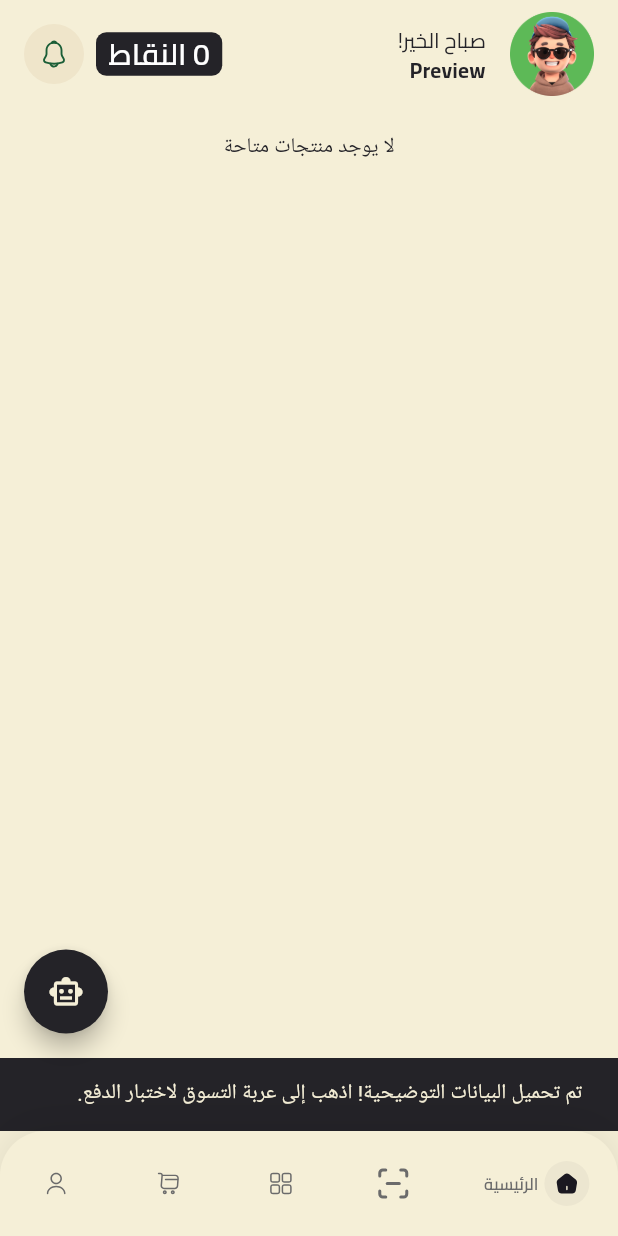
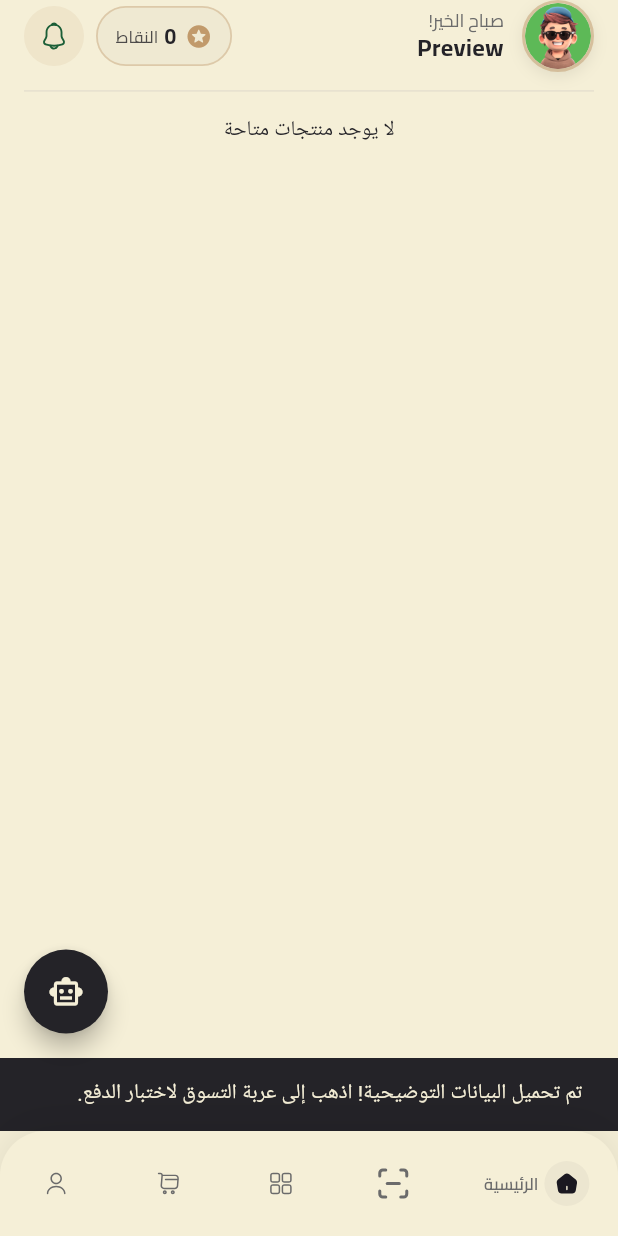
Before and after one commit to youssef336/CiC_final_project, a Flutter app: the MainView screen opened by its route, on a phone screen of 412 x 824 dp. Run offline on Flutter 3.47's test engine with Material 3 defaults, Android fonts, the phone set to English and light mode, and no system bars; our stand-ins replace bloc, cloud_firestore, dartz, dots_indicator, equatable, firebase_auth and 10 more; missing offline and left inert: flutter_facebook_auth, flutter_paypal_payment, tflite_flutter; accounts and stored records are empty.

Commit message:
Refactor app bar and home view layout for improved UI consistency and readability

```diff
--- a/lib/features/home/presentation/views/widgets/custom_app_bar_points.dart
+++ b/lib/features/home/presentation/views/widgets/custom_app_bar_points.dart
@@ -128,39 +128,61 @@ class _CustomappBarPointsState extends State<CustomappBarPoints>
     return ValueListenableBuilder<_PointsState>(
       valueListenable: _stateNotifier,
       builder: (context, state, _) {
-        return IntrinsicHeight(
-          child: Stack(
+        return Stack(
+          clipBehavior: Clip.none,
           children: [
             Container(
+              height: 40,
               decoration: BoxDecoration(
-                  color: isDark ? KaccentColor : KprimaryColor,
-                  borderRadius: BorderRadius.circular(7),
-                  border: isDark
-                      ? Border.all(
-                          color: KprimaryColorLight.withOpacity(0.5),
-                          width: 1,
-                        )
-                      : null,
+                color: isDark
+                    ? KaccentColor.withOpacity(0.15)
+                    : KprimaryColorLight.withOpacity(0.7),
+                borderRadius: BorderRadius.circular(20),
+                border: Border.all(
+                  color: KaccentColor.withOpacity(0.4),
+                  width: 1.2,
                 ),
-                padding: const EdgeInsets.symmetric(horizontal: 8),
-                child: Center(
-                  child: ScaleTransition(
+              ),
+              padding: const EdgeInsets.symmetric(horizontal: 12),
+              child: Row(
+                mainAxisSize: MainAxisSize.min,
+                mainAxisAlignment: MainAxisAlignment.center,
+                children: [
+                  const Icon(
+                    Icons.stars_rounded,
+                    color: KaccentColor,
+                    size: 18,
+                  ),
+                  const SizedBox(width: 6),
+                  ScaleTransition(
                     scale: _scaleAnimation,
                     child: Text(
-                      '${state.points} ${S.of(context)!.profileViewPoints}',
-                      style: AppTextStyles.cairoRegular.copyWith(
-                        color: isDark ? KprimaryColorDark : Colors.white,
-                        fontSize: 20,
-                        fontWeight: FontWeight.w600,
+                      '${state.points}',
+                      style: AppTextStyles.cairoBold.copyWith(
+                        color: isDark ? KdarkModeTextColor : KprimaryColor,
+                        fontSize: 14,
+                        height: 1.2,
                       ),
                     ),
                   ),
+                  const SizedBox(width: 4),
+                  Text(
+                    S.of(context)!.profileViewPoints,
+                    style: AppTextStyles.cairoMedium.copyWith(
+                      color: isDark
+                          ? KdarkModeTextSecondary
+                          : KprimaryColor.withOpacity(0.8),
+                      fontSize: 11,
+                      height: 1.2,
+                    ),
+                  ),
+                ],
               ),
             ),
             if (state.showFloating)
               Positioned(
                 right: 0,
-                  top: 0,
+                top: -12,
                 child: SlideTransition(
                   position: _floatAnimation,
                   child: Container(
@@ -176,15 +198,15 @@ class _CustomappBarPointsState extends State<CustomappBarPoints>
                       '+${state.increasedPoints}',
                       style: AppTextStyles.cairoRegular.copyWith(
                         color: Colors.white,
-                          fontSize: 14,
+                        fontSize: 12,
                         fontWeight: FontWeight.bold,
+                        height: 1.2,
                       ),
                     ),
                   ),
                 ),
               ),
           ],
-          ),
         );
       },
     );
--- a/lib/features/home/presentation/views/widgets/custom_home_appbar.dart
+++ b/lib/features/home/presentation/views/widgets/custom_home_appbar.dart
@@ -1,6 +1,6 @@
 // ignore_for_file: camel_case_types
-
 // ignore_for_file: unchecked_use_of_nullable_value
+// ignore_for_file: deprecated_member_use
 
 import 'package:flutter/material.dart';
 import 'package:flutter_bloc/flutter_bloc.dart';
@@ -35,26 +35,83 @@ class CustomHomeAppBar_body extends StatelessWidget {
   @override
   Widget build(BuildContext context) {
     String avatar = Prefs.getString(Kavatar);
-    return ListTile(
-      contentPadding: const EdgeInsets.all(0),
-      leading: BlocBuilder<AvatarCubit, AvatarState>(
+    final isDark = Theme.of(context).brightness == Brightness.dark;
+
+    return Row(
+      children: [
+        // Left side: User Avatar and Info
+        Expanded(
+          child: Row(
+            children: [
+              // Avatar with circular clip, border, and shadow
+              Container(
+                width: 48,
+                height: 48,
+                decoration: BoxDecoration(
+                  shape: BoxShape.circle,
+                  border: Border.all(
+                    color: KaccentColor.withOpacity(0.5),
+                    width: 2,
+                  ),
+                  boxShadow: [
+                    BoxShadow(
+                      color: Colors.black.withOpacity(0.08),
+                      blurRadius: 8,
+                      offset: const Offset(0, 3),
+                    ),
+                  ],
+                ),
+                child: ClipOval(
+                  child: BlocBuilder<AvatarCubit, AvatarState>(
                     builder: (context, state) {
                       if (state is ChangeAvatar) {
                         avatar = state.avatar;
                       }
                       return Image.asset(
-            avatar.isEmpty ? AssetsData.light().images.Avatar_1_png : avatar,
+                        avatar.isEmpty
+                            ? AssetsData.light().images.Avatar_1_png
+                            : avatar,
+                        fit: BoxFit.cover,
                       );
                     },
                   ),
-      title: Text(
+                ),
+              ),
+              const SizedBox(width: 12),
+              // User greeting and name
+              Expanded(
+                child: Column(
+                  crossAxisAlignment: CrossAxisAlignment.start,
+                  mainAxisSize: MainAxisSize.min,
+                  children: [
+                    Text(
                       S.of(context)!.homeViewWelcomeAppbar,
                       style: AppTextStyles.cairoRegular.copyWith(
-          color: Theme.of(context).textTheme.bodyMedium?.color ?? Colors.grey,
+                        color: isDark ? KdarkModeTextSecondary : KlightModeTextSecondary,
+                        fontSize: 12,
+                        height: 1.1,
                       ),
                     ),
-      subtitle: Text(getUser().name, style: AppTextStyles.cairoBold),
-      trailing: Row(
+                    const SizedBox(height: 2),
+                    Text(
+                      getUser().name,
+                      style: AppTextStyles.cairoBold.copyWith(
+                        color: isDark ? KdarkModeTextColor : KlightModeTextColor,
+                        fontSize: 16,
+                        height: 1.2,
+                      ),
+                      maxLines: 1,
+                      overflow: TextOverflow.ellipsis,
+                    ),
+                  ],
+                ),
+              ),
+            ],
+          ),
+        ),
+        const SizedBox(width: 12),
+        // Right side: Points and Notification widgets
+        Row(
           mainAxisSize: MainAxisSize.min,
           children: [
             const CustomappBarPoints(),
@@ -65,6 +122,7 @@ class CustomHomeAppBar_body extends StatelessWidget {
             ),
           ],
         ),
+      ],
     );
   }
 }
--- a/lib/features/home/presentation/views/widgets/home_view_body.dart
+++ b/lib/features/home/presentation/views/widgets/home_view_body.dart
@@ -1,3 +1,5 @@
+// ignore_for_file: deprecated_member_use, unused_element
+
 import 'package:flutter/material.dart';
 import 'package:flutter_bloc/flutter_bloc.dart';
 import 'package:mysterybag/core/entities/product_entity.dart';
@@ -130,7 +132,15 @@ class _HomeViewBodyState extends State<HomeViewBody> {
             child: Column(
               children: [
                 const CustomHomeAppBar(),
-                const SizedBox(height: KTopPadding),
+                const SizedBox(height: 12),
+                Divider(
+                  color: Theme.of(context).brightness == Brightness.dark
+                      ? KdarkModeTextColor.withOpacity(0.15)
+                      : KdividerColor,
+                  thickness: 1.2,
+                  height: 1.2,
+                ),
+                const SizedBox(height: 16),
                 BlocConsumer<ProductsCubit, ProductsState>(
                   listener: (context, state) {
                     if (state is ProductsSuccess) {
```
Lines whose indentation alone changed are shown as unchanged.
